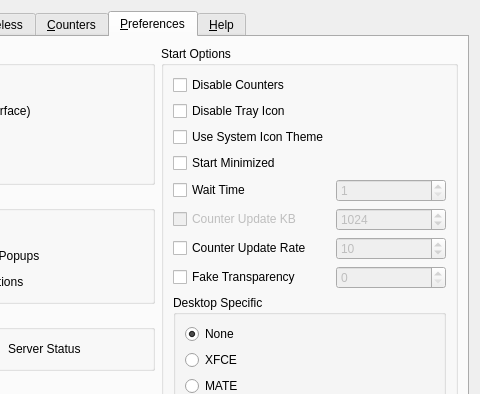
Qt form apps/cmstapp/code/control_box/ui/controlbox.ui (andrew-bibb/cmst) before a commit; both pictures show x 165 to 645 and y 0 to 394 of the 645 by 565 pixel window.
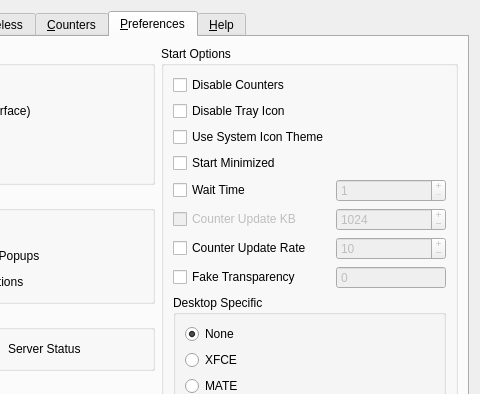
The same form after that commit. The open tabs and pages were chosen to show the change. Icons and pictures are not drawn.

Commit message: fake transparency combobox controls hidden

What changed in the file:
```diff
--- a/apps/cmstapp/code/control_box/ui/controlbox.ui
+++ b/apps/cmstapp/code/control_box/ui/controlbox.ui
@@ -924,6 +924,9 @@
             <property name="whatsThis">
              <string>&lt;html&gt;&lt;head/&gt;&lt;body&gt;&lt;p&gt;Specify the wait time in seconds before starting the system tray icon (default is 0 seconds).&lt;/p&gt;&lt;/body&gt;&lt;/html&gt;</string>
             </property>
+            <property name="buttonSymbols">
+             <enum>QAbstractSpinBox::PlusMinus</enum>
+            </property>
             <property name="minimum">
              <number>1</number>
             </property>
@@ -940,6 +943,9 @@
             <property name="whatsThis">
              <string>&lt;html&gt;&lt;head/&gt;&lt;body&gt;&lt;p&gt;Specify the amount of data in KB that must be transmitted before the counters update (default is 1024 KB).&lt;/p&gt;&lt;/body&gt;&lt;/html&gt;</string>
             </property>
+            <property name="buttonSymbols">
+             <enum>QAbstractSpinBox::PlusMinus</enum>
+            </property>
             <property name="minimum">
              <number>256</number>
             </property>
@@ -1040,6 +1046,9 @@
             <property name="whatsThis">
              <string>&lt;html&gt;&lt;head/&gt;&lt;body&gt;&lt;p&gt;Specify the frequency in seconds between counter updates (default is 10 seconds). &lt;/p&gt;&lt;/body&gt;&lt;/html&gt;</string>
             </property>
+            <property name="buttonSymbols">
+             <enum>QAbstractSpinBox::PlusMinus</enum>
+            </property>
             <property name="minimum">
              <number>5</number>
             </property>
@@ -1117,6 +1126,9 @@
             <property name="whatsThis">
              <string>&lt;html&gt;&lt;head/&gt;&lt;body&gt;&lt;p&gt;Specify the background color as a hex number in the format: RRGGBB.&lt;/p&gt;&lt;/body&gt;&lt;/html&gt;</string>
             </property>
+            <property name="buttonSymbols">
+             <enum>QAbstractSpinBox::NoButtons</enum>
+            </property>
             <property name="maximum">
              <number>16777215</number>
             </property>
```
Left out of the diff: 16 changed lines with no effect on the pictures. The commit also changes 2 other files.
